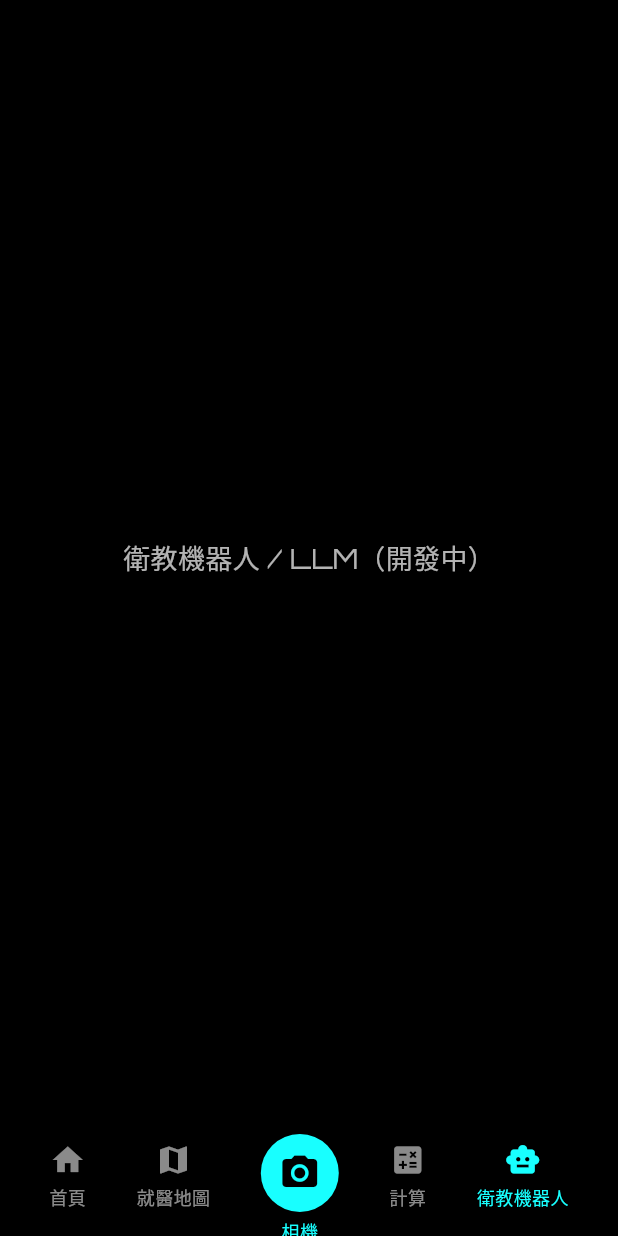
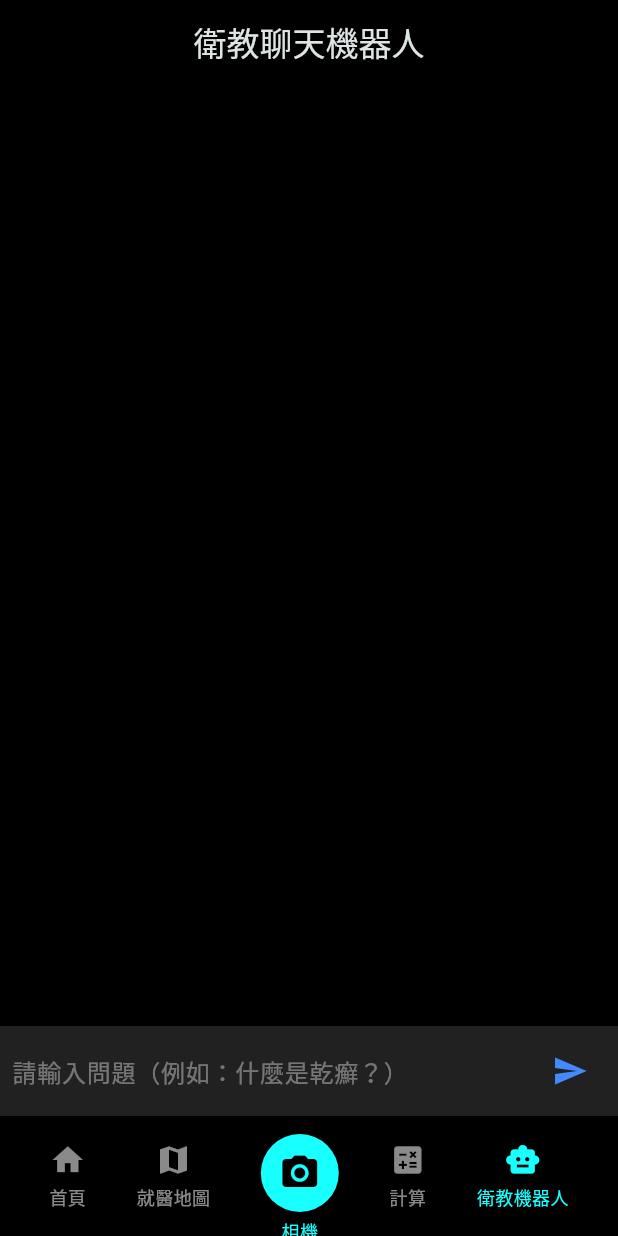
Before and after one commit to Rock930526/cph_0526, a Flutter app: the screen it shows after launch, item 5 of the bottom bar chosen, on a phone screen of 412 x 824 dp. Run offline on Flutter 3.47's test engine with Material 3 defaults, Android fonts, the phone set to English and light mode, and no system bars; our stand-ins replace camera, google_fonts, image_picker.

Commit message:
"20260105 1701 aa205 個人機上傳"

```diff
--- a/sep_twentythird/lib/page/llm_page.dart
+++ b/sep_twentythird/lib/page/llm_page.dart
@@ -1,16 +1,157 @@
+import 'dart:convert';
 import 'package:flutter/material.dart';
+import 'package:http/http.dart' as http;
 
-class LlmPage extends StatelessWidget {
+class LlmPage extends StatefulWidget {
   const LlmPage({super.key});
 
   @override
+  State<LlmPage> createState() => _LlmPageState();
+}
+
+class _LlmPageState extends State<LlmPage> {
+  final TextEditingController _controller = TextEditingController();
+  final List<_ChatMessage> _messages = [];
+  bool _isLoading = false;
+
+  /// ⭐ 封裝 prompt（之後你可以在這裡塞模型結果、問卷、病史）
+  String _buildPrompt(String userInput) {
+    return '''
+你是一位皮膚科醫師助手。
+
+使用者問題：
+$userInput
+
+請以繁體中文回覆，並提醒模型結果僅供輔助，非最終診斷。
+''';
+  }
+
+  Future<void> _sendMessage() async {
+    final text = _controller.text.trim();
+    if (text.isEmpty || _isLoading) return;
+
+    setState(() {
+      _messages.add(_ChatMessage(text, true));
+      _isLoading = true;
+      _controller.clear();
+    });
+
+    final payload = {
+      "model": "deepseek-r1:14b",
+      "prompt": _buildPrompt(text),
+      "temperature": 0.7,
+      "stream": false,
+    };
+
+    try {
+      final response = await http.post(
+        Uri.parse('http://120.125.78.132:5000/ask_llm'),
+        headers: {'Content-Type': 'application/json'},
+        body: jsonEncode(payload),
+      );
+
+      if (response.statusCode == 200) {
+        final data = jsonDecode(response.body);
+        final answer = data["answer"] ?? "（無回覆）";
+
+        setState(() {
+          _messages.add(_ChatMessage(answer, false));
+        });
+      } else {
+        setState(() {
+          _messages.add(
+            _ChatMessage("⚠️ 伺服器錯誤 (${response.statusCode})", false),
+          );
+        });
+      }
+    } catch (e) {
+      setState(() {
+        _messages.add(_ChatMessage("❌ 無法連線到 LLM 伺服器", false));
+      });
+    } finally {
+      setState(() {
+        _isLoading = false;
+      });
+    }
+  }
+
+  @override
   Widget build(BuildContext context) {
-    return const Scaffold(
+    return Scaffold(
       backgroundColor: Colors.black,
-      body: Center(
+      appBar: AppBar(
+        title: const Text("衛教聊天機器人"),
+        backgroundColor: Colors.black,
+      ),
+      body: Column(
+        children: [
+          Expanded(
+            child: ListView.builder(
+              padding: const EdgeInsets.all(12),
+              itemCount: _messages.length,
+              itemBuilder: (_, i) => _messages[i],
+            ),
+          ),
+          if (_isLoading)
+            const Padding(
+              padding: EdgeInsets.all(8),
+              child: CircularProgressIndicator(),
+            ),
+          _buildInputBar(),
+        ],
+      ),
+    );
+  }
+
+  Widget _buildInputBar() {
+    return Container(
+      padding: const EdgeInsets.symmetric(horizontal: 8, vertical: 6),
+      color: Colors.grey[900],
+      child: Row(
+        children: [
+          Expanded(
+            child: TextField(
+              controller: _controller,
+              style: const TextStyle(color: Colors.white),
+              decoration: const InputDecoration(
+                hintText: "請輸入問題（例如：什麼是乾癬？）",
+                hintStyle: TextStyle(color: Colors.white38),
+                border: InputBorder.none,
+              ),
+              onSubmitted: (_) => _sendMessage(),
+            ),
+          ),
+          IconButton(
+            icon: const Icon(Icons.send, color: Colors.blueAccent),
+            onPressed: _sendMessage,
+          )
+        ],
+      ),
+    );
+  }
+}
+
+class _ChatMessage extends StatelessWidget {
+  final String text;
+  final bool isUser;
+
+  const _ChatMessage(this.text, this.isUser);
+
+  @override
+  Widget build(BuildContext context) {
+    return Align(
+      alignment: isUser ? Alignment.centerRight : Alignment.centerLeft,
+      child: Container(
+        margin: const EdgeInsets.symmetric(vertical: 4),
+        padding: const EdgeInsets.all(10),
+        constraints: const BoxConstraints(maxWidth: 300),
+        decoration: BoxDecoration(
+          color: isUser ? Colors.blueAccent : Colors.grey[800],
+          borderRadius: BorderRadius.circular(12),
+        ),
         child: Text(
-          '衛教機器人 / LLM（開發中）',
-          style: TextStyle(color: Colors.white70, fontSize: 18),
+          text,
+          style: const TextStyle(color: Colors.white),
         ),
       ),
     );
```
